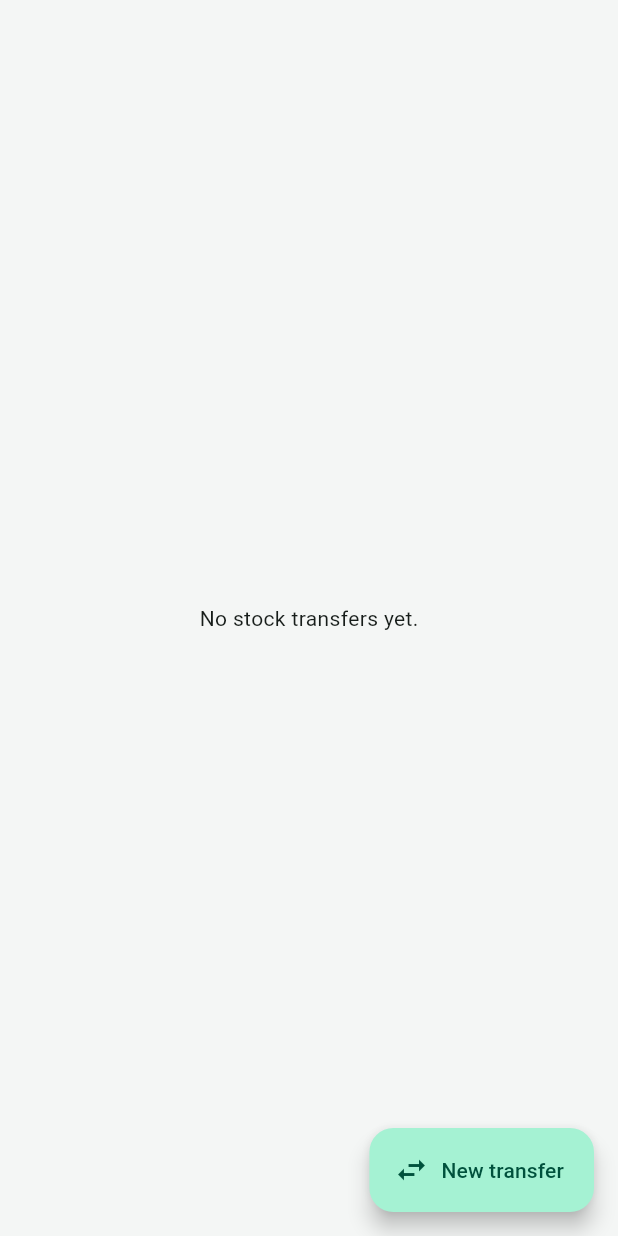
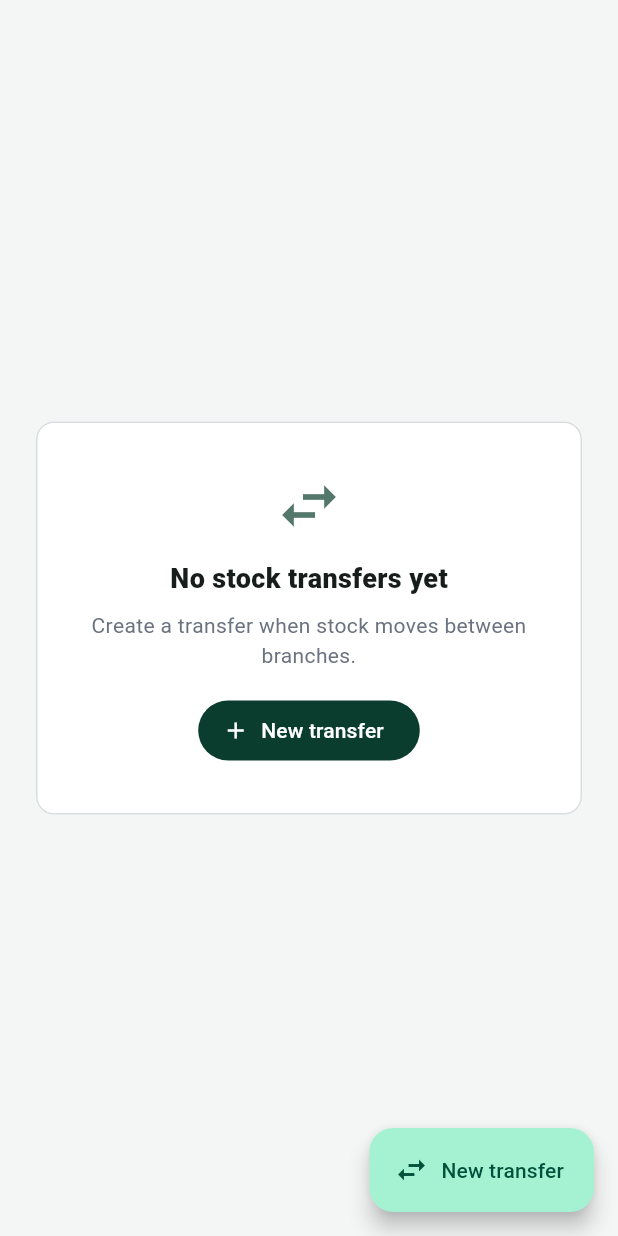
Before and after one commit to Jack-Murimi/arena_ai_gateway_gas, a Flutter app: the StockTransfersPage screen opened directly, on a phone screen of 412 x 824 dp. Run offline on Flutter 3.47's test engine with Material 3 defaults, Android fonts, the phone set to English and light mode, and no system bars; our stand-ins replace pdf, printing, share_plus, supabase_flutter; accounts and stored records are empty.

Commit message:
Improve branch and transfer navigation
Align desktop breakpoints, add an intentional empty transfer state, and provide branch creation from Settings.

```diff
--- a/lib/features/inventory/stock_transfers_page.dart
+++ b/lib/features/inventory/stock_transfers_page.dart
@@ -1,6 +1,7 @@
 import 'package:flutter/material.dart';
 import 'package:supabase_flutter/supabase_flutter.dart';
 
+import '../../core/theme/app_theme.dart';
 import 'data/stock_repository.dart';
 
 /// Inter-branch stock transfers. A refill line remains linked to its matching
@@ -55,13 +56,15 @@ class _StockTransfersPageState extends State<StockTransfersPage> {
       await _db.rpc(rpc, params: parameters);
       await _load();
       if (mounted) {
-        ScaffoldMessenger.of(context)
-            .showSnackBar(const SnackBar(content: Text('Transfer updated.')));
+        ScaffoldMessenger.of(
+          context,
+        ).showSnackBar(const SnackBar(content: Text('Transfer updated.')));
       }
     } catch (e) {
       if (mounted) {
-        ScaffoldMessenger.of(context)
-            .showSnackBar(SnackBar(content: Text(e.toString())));
+        ScaffoldMessenger.of(
+          context,
+        ).showSnackBar(SnackBar(content: Text(e.toString())));
       }
     }
   }
@@ -233,7 +236,44 @@ class _StockTransfersPageState extends State<StockTransfersPage> {
           : _error != null
           ? Center(child: Text(_error!))
           : _transfers.isEmpty
-          ? const Center(child: Text('No stock transfers yet.'))
+          ? Center(
+              child: Card(
+                margin: const EdgeInsets.all(24),
+                child: Padding(
+                  padding: const EdgeInsets.all(32),
+                  child: Column(
+                    mainAxisSize: MainAxisSize.min,
+                    children: [
+                      Icon(
+                        Icons.swap_horiz_outlined,
+                        size: 48,
+                        color: AppColors.primary.withValues(alpha: 0.7),
+                      ),
+                      const SizedBox(height: 12),
+                      const Text(
+                        'No stock transfers yet',
+                        style: TextStyle(
+                          fontSize: 18,
+                          fontWeight: FontWeight.w800,
+                        ),
+                      ),
+                      const SizedBox(height: 8),
+                      const Text(
+                        'Create a transfer when stock moves between branches.',
+                        textAlign: TextAlign.center,
+                        style: TextStyle(color: AppColors.textSecondary),
+                      ),
+                      const SizedBox(height: 16),
+                      FilledButton.icon(
+                        onPressed: _newTransfer,
+                        icon: const Icon(Icons.add),
+                        label: const Text('New transfer'),
+                      ),
+                    ],
+                  ),
+                ),
+              ),
+            )
           : RefreshIndicator(
               onRefresh: _load,
               child: ListView.builder(
--- a/lib/features/shell/home_shell.dart
+++ b/lib/features/shell/home_shell.dart
@@ -56,7 +56,7 @@ class _HomeShellState extends State<HomeShell> {
   void _openSecondaryScreen(Widget screen, String title) {
     Navigator.of(context).push(
       MaterialPageRoute(
-        builder: (routeContext) => MediaQuery.sizeOf(routeContext).width >= 900
+        builder: (routeContext) => MediaQuery.sizeOf(routeContext).width >= 750
             ? _buildDesktopSecondaryScreen(routeContext, screen, title)
             : Scaffold(
                 appBar: AppBar(title: Text(title)),
@@ -447,7 +447,7 @@ class _HomeShellState extends State<HomeShell> {
 
   @override
   Widget build(BuildContext context) {
-    final isWide = MediaQuery.sizeOf(context).width >= 900;
+    final isWide = MediaQuery.sizeOf(context).width >= 750;
 
     final content = IndexedStack(index: _index, children: _pages);
 
```
Also changed, not shown: lib/features/settings/settings_page.dart (+148 -20 lines).
